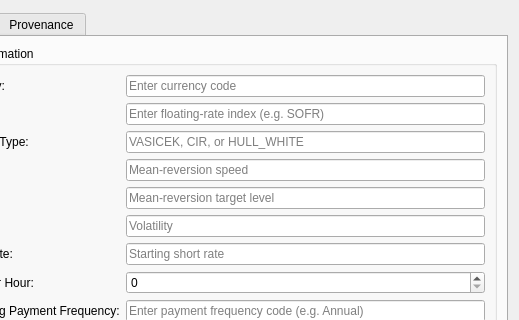
Before: the Qt Designer form projects/ores.qt/synthetic/ui/IrCurveGenerationConfigDetailDialog.ui in OreStudio/OreStudio, drawn with Qt 5; both pictures show x 81 to 600 and y 0 to 320 of the 600 by 500 pixel window.
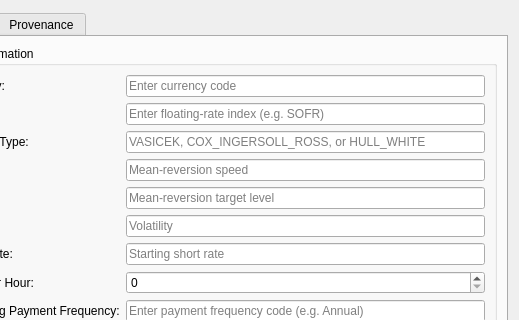
After: the same form once the commit is applied. Custom widgets are drawn as their Qt base class.

Patch:
```diff
--- a/projects/ores.qt/synthetic/ui/IrCurveGenerationConfigDetailDialog.ui
+++ b/projects/ores.qt/synthetic/ui/IrCurveGenerationConfigDetailDialog.ui
@@ -76,7 +76,7 @@
           <item row="2" column="1">
            <widget class="QLineEdit" name="processTypeEdit">
             <property name="placeholderText">
-             <string>VASICEK, CIR, or HULL_WHITE</string>
+             <string>VASICEK, COX_INGERSOLL_ROSS, or HULL_WHITE</string>
             </property>
            </widget>
           </item>
```
